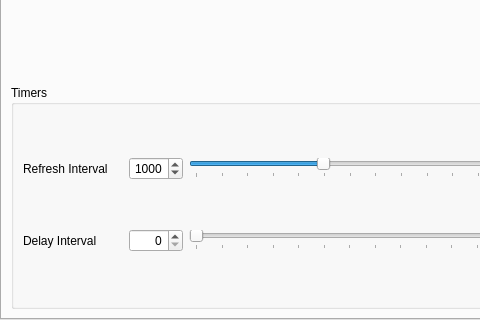
First picture: the form in src/widget/maestrocontrolwidget.ui, repository 8bitbuddhist/PixelMaestro-Studio, before the edit; both pictures show x 0 to 480 and y 180 to 500 of the 610 by 500 pixel window.
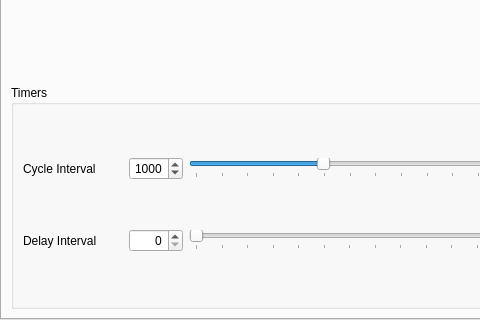
Second picture: the form after the edit. The open tabs and pages were chosen to show the change. Icons and pictures are not drawn.

Commit message: CueInterpreter - Fixed output of certain Cues. DeviceControlWidget - Moved "Preview Cue" button to separate group box. MaestroControlWidget - Changed Animation `Refresh Interval` to `Cycle Interval`.

What changed in the file:
```diff
--- a/src/widget/maestrocontrolwidget.ui
+++ b/src/widget/maestrocontrolwidget.ui
@@ -398,7 +398,7 @@
              </size>
             </property>
             <property name="text">
-             <string>Refresh Interval</string>
+             <string>Cycle Interval</string>
             </property>
            </widget>
           </item>
```
Left out of the diff: 4 changed lines with no effect on the pictures. The commit also changes 5 other files.
